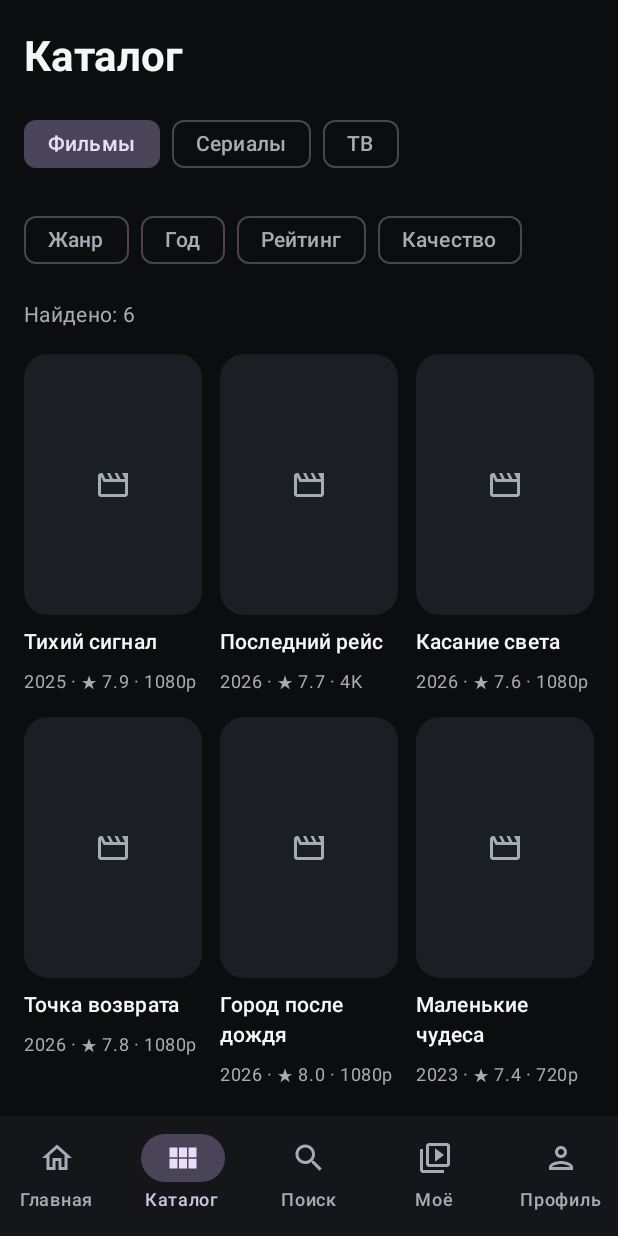
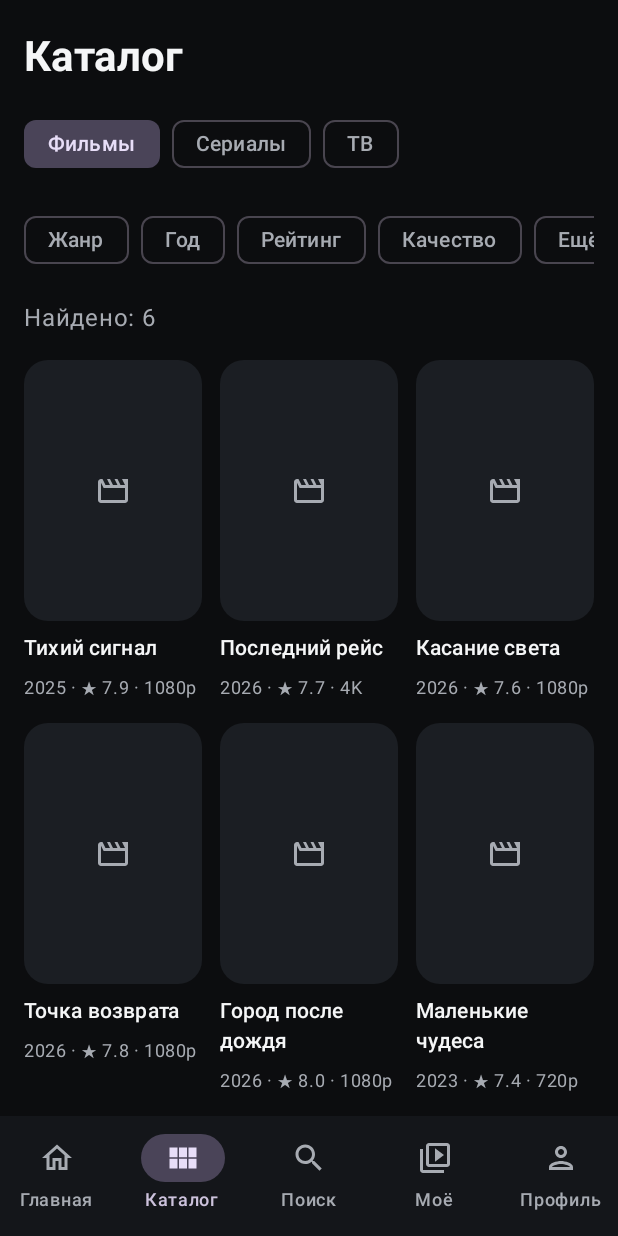
Before and after one commit to KatiSim/Movia, an Android app built with Jetpack Compose: the screen it shows after launch (MainActivity), item 2 of the bottom bar chosen, on a phone screen of 412 x 824 dp. Run offline under Robolectric (Android 15) with nearby library versions, the light colour scheme and no system bars.

Commit message:
catalog: add advanced metadata filters

```diff
--- a/app/src/main/java/app/viora/android/data/catalog/CatalogFilter.kt
+++ b/app/src/main/java/app/viora/android/data/catalog/CatalogFilter.kt
@@ -9,15 +9,43 @@ data class CatalogFilter(
     val recentOnly: Boolean = false,
     val highRatingOnly: Boolean = false,
     val hdOnly: Boolean = false,
-)
+    val country: String? = null,
+    val durationMode: String = "ANY",
+    val newOnly: Boolean = false,
+    val maxAgeRating: Int? = null,
+    val audioLanguage: String? = null,
+    val subtitleLanguage: String? = null,
+) {
+    val advancedCount: Int
+        get() = listOf(
+            country != null,
+            durationMode != "ANY",
+            newOnly,
+            maxAgeRating != null,
+            audioLanguage != null,
+            subtitleLanguage != null,
+        ).count { it }
+}
 
 fun filterCatalog(
     items: List<MediaContent>,
     filter: CatalogFilter,
 ): List<MediaContent> = items.filter { item ->
+    val durationMatches = when (filter.durationMode) {
+        "SHORT" -> item.durationMinutes in 1..100
+        "LONG" -> item.durationMinutes >= 110
+        else -> true
+    }
+
     item.type == filter.type &&
         (!filter.comedyOnly || "Комедия" in item.genres) &&
         (!filter.recentOnly || item.year >= 2020) &&
         (!filter.highRatingOnly || item.rating >= 7.0) &&
-        (!filter.hdOnly || item.quality in setOf("1080p", "4K"))
+        (!filter.hdOnly || item.quality in setOf("1080p", "4K")) &&
+        (filter.country == null || item.country == filter.country) &&
+        durationMatches &&
+        (!filter.newOnly || item.isNew) &&
+        (filter.maxAgeRating == null || item.ageRating <= filter.maxAgeRating) &&
+        (filter.audioLanguage == null || filter.audioLanguage in item.audioLanguages) &&
+        (filter.subtitleLanguage == null || filter.subtitleLanguage in item.subtitleLanguages)
 }
--- a/app/src/main/java/app/viora/android/data/catalog/CatalogRepository.kt
+++ b/app/src/main/java/app/viora/android/data/catalog/CatalogRepository.kt
@@ -12,14 +12,14 @@ interface CatalogRepository {
 object DemoCatalogRepository : CatalogRepository {
     private val catalog = listOf(
         MediaContent("world-border", "Граница миров", ContentType.SERIES, 2026, 8.1, setOf("Фантастика", "Драма"), "Испания", "1080p", 48, true, 95),
-        MediaContent("quiet-signal", "Тихий сигнал", ContentType.MOVIE, 2025, 7.9, setOf("Триллер", "Драма"), "Франция", "1080p", 112, false, 91),
+        MediaContent("quiet-signal", "Тихий сигнал", ContentType.MOVIE, 2025, 7.9, setOf("Триллер", "Драма"), "Франция", "1080p", 112, false, 91, ageRating = 18, audioLanguages = setOf("Original"), subtitleLanguages = setOf("Русский", "English")),
         MediaContent("last-flight", "Последний рейс", ContentType.MOVIE, 2026, 7.7, setOf("Триллер", "Приключения"), "Испания", "4K", 126, true, 88),
         MediaContent("north-wind", "Северный ветер", ContentType.SERIES, 2024, 8.0, setOf("Драма", "Детектив"), "Норвегия", "1080p", 52, false, 90),
         MediaContent("touch-light", "Касание света", ContentType.MOVIE, 2026, 7.6, setOf("Драма", "Мелодрама"), "Италия", "1080p", 108, true, 76),
         MediaContent("zero-orbit", "Нулевая орбита", ContentType.SERIES, 2026, 8.3, setOf("Фантастика", "Триллер"), "США", "4K", 46, true, 99),
-        MediaContent("return-point", "Точка возврата", ContentType.MOVIE, 2026, 7.8, setOf("Фантастика", "Триллер"), "Германия", "1080p", 116, true, 84),
+        MediaContent("return-point", "Точка возврата", ContentType.MOVIE, 2026, 7.8, setOf("Фантастика", "Триллер"), "Германия", "1080p", 116, true, 84, ageRating = 16, audioLanguages = setOf("Original"), subtitleLanguages = setOf("English")),
         MediaContent("rain-city", "Город после дождя", ContentType.MOVIE, 2026, 8.0, setOf("Драма", "Комедия"), "Испания", "1080p", 102, true, 86),
-        MediaContent("small-miracles", "Маленькие чудеса", ContentType.MOVIE, 2023, 7.4, setOf("Комедия", "Семейный"), "Испания", "720p", 94, false, 68),
+        MediaContent("small-miracles", "Маленькие чудеса", ContentType.MOVIE, 2023, 7.4, setOf("Комедия", "Семейный"), "Испания", "720p", 94, false, 68, ageRating = 6, audioLanguages = setOf("Русский", "Original"), subtitleLanguages = setOf("Русский")),
         MediaContent("night-line", "Ночная линия", ContentType.SERIES, 2025, 7.5, setOf("Детектив", "Триллер"), "Великобритания", "1080p", 50, false, 79),
         MediaContent("viora-news", "Viora News", ContentType.TV, 2026, 7.2, setOf("Новости"), "Испания", "1080p", 0, false, 70),
         MediaContent("cinema-live", "Cinema Live", ContentType.TV, 2026, 7.9, setOf("Кино"), "Европа", "1080p", 0, false, 74),
--- a/app/src/main/java/app/viora/android/domain/model/MediaContent.kt
+++ b/app/src/main/java/app/viora/android/domain/model/MediaContent.kt
@@ -18,4 +18,7 @@ data class MediaContent(
     val durationMinutes: Int,
     val isNew: Boolean = false,
     val popularity: Int = 0,
+    val ageRating: Int = 16,
+    val audioLanguages: Set<String> = setOf("Русский", "Original"),
+    val subtitleLanguages: Set<String> = setOf("Русский", "English"),
 )
--- a/app/src/main/java/app/viora/android/ui/catalog/CatalogScreen.kt
+++ b/app/src/main/java/app/viora/android/ui/catalog/CatalogScreen.kt
@@ -6,21 +6,29 @@ import androidx.compose.foundation.layout.Arrangement
 import androidx.compose.foundation.layout.Box
 import androidx.compose.foundation.layout.Column
 import androidx.compose.foundation.layout.PaddingValues
+import androidx.compose.foundation.layout.Row
 import androidx.compose.foundation.layout.fillMaxWidth
 import androidx.compose.foundation.layout.height
+import androidx.compose.foundation.layout.padding
+import androidx.compose.foundation.layout.widthIn
 import androidx.compose.foundation.lazy.LazyRow
 import androidx.compose.foundation.lazy.items
 import androidx.compose.foundation.lazy.grid.GridCells
 import androidx.compose.foundation.lazy.grid.GridItemSpan
 import androidx.compose.foundation.lazy.grid.LazyVerticalGrid
 import androidx.compose.foundation.lazy.grid.items
+import androidx.compose.foundation.rememberScrollState
 import androidx.compose.foundation.shape.RoundedCornerShape
+import androidx.compose.foundation.verticalScroll
 import androidx.compose.material.icons.Icons
 import androidx.compose.material.icons.outlined.Movie
+import androidx.compose.material3.Button
 import androidx.compose.material3.FilterChip
 import androidx.compose.material3.Icon
 import androidx.compose.material3.MaterialTheme
+import androidx.compose.material3.Surface
 import androidx.compose.material3.Text
+import androidx.compose.material3.TextButton
 import androidx.compose.runtime.Composable
 import androidx.compose.runtime.getValue
 import androidx.compose.runtime.mutableStateOf
@@ -34,6 +42,7 @@ import androidx.compose.ui.semantics.semantics
 import androidx.compose.ui.text.font.FontWeight
 import androidx.compose.ui.text.style.TextOverflow
 import androidx.compose.ui.unit.dp
+import androidx.compose.ui.window.Dialog
 import app.viora.android.data.catalog.CatalogFilter
 import app.viora.android.data.catalog.DemoCatalogRepository
 import app.viora.android.data.catalog.filterCatalog
@@ -41,6 +50,7 @@ import app.viora.android.domain.model.ContentType
 import app.viora.android.domain.model.MediaContent
 
 private val contentTypes = ContentType.entries.toList()
+private val countries = listOf("Испания", "США", "Франция", "Германия", "Италия", "Норвегия", "Великобритания")
 
 @Composable
 fun CatalogScreen(
@@ -53,18 +63,29 @@ fun CatalogScreen(
     var recentOnly by rememberSaveable { mutableStateOf(false) }
     var highRatingOnly by rememberSaveable { mutableStateOf(false) }
     var hdOnly by rememberSaveable { mutableStateOf(false) }
+    var country by rememberSaveable { mutableStateOf<String?>(null) }
+    var durationMode by rememberSaveable { mutableStateOf("ANY") }
+    var newOnly by rememberSaveable { mutableStateOf(false) }
+    var maxAgeRating by rememberSaveable { mutableStateOf<Int?>(null) }
+    var audioLanguage by rememberSaveable { mutableStateOf<String?>(null) }
+    var subtitleLanguage by rememberSaveable { mutableStateOf<String?>(null) }
+    var advancedOpen by rememberSaveable { mutableStateOf(false) }
 
     val selectedType = ContentType.valueOf(selectedTypeName)
-    val filtered = filterCatalog(
-        items = DemoCatalogRepository.all(),
-        filter = CatalogFilter(
-            type = selectedType,
-            comedyOnly = comedyOnly,
-            recentOnly = recentOnly,
-            highRatingOnly = highRatingOnly,
-            hdOnly = hdOnly,
-        ),
+    val filter = CatalogFilter(
+        type = selectedType,
+        comedyOnly = comedyOnly,
+        recentOnly = recentOnly,
+        highRatingOnly = highRatingOnly,
+        hdOnly = hdOnly,
+        country = country,
+        durationMode = durationMode,
+        newOnly = newOnly,
+        maxAgeRating = maxAgeRating,
+        audioLanguage = audioLanguage,
+        subtitleLanguage = subtitleLanguage,
     )
+    val filtered = filterCatalog(DemoCatalogRepository.all(), filter)
 
     LazyVerticalGrid(
         columns = GridCells.Adaptive(minSize = 112.dp),
@@ -79,38 +100,49 @@ fun CatalogScreen(
         verticalArrangement = Arrangement.spacedBy(16.dp),
     ) {
         item(span = { GridItemSpan(maxLineSpan) }) {
-            Text("Каталог", style = MaterialTheme.typography.headlineMedium, fontWeight = FontWeight.Bold, color = MaterialTheme.colorScheme.onBackground)
+            Text("Каталог", style = MaterialTheme.typography.headlineMedium, fontWeight = FontWeight.Bold)
         }
-
         item(span = { GridItemSpan(maxLineSpan) }) {
             LazyRow(horizontalArrangement = Arrangement.spacedBy(8.dp)) {
                 items(contentTypes) { type ->
-                    FilterChip(
-                        selected = selectedType == type,
-                        onClick = { selectedTypeName = type.name },
-                        label = { Text(type.label) },
-                    )
+                    FilterChip(selected = selectedType == type, onClick = { selectedTypeName = type.name }, label = { Text(type.label) })
                 }
             }
         }
-
         item(span = { GridItemSpan(maxLineSpan) }) {
             LazyRow(horizontalArrangement = Arrangement.spacedBy(8.dp), contentPadding = PaddingValues(end = 8.dp)) {
                 item { FilterChip(selected = comedyOnly, onClick = { comedyOnly = !comedyOnly }, label = { Text(if (comedyOnly) "✓ Комедия" else "Жанр") }) }
                 item { FilterChip(selected = recentOnly, onClick = { recentOnly = !recentOnly }, label = { Text(if (recentOnly) "2020–2026" else "Год") }) }
                 item { FilterChip(selected = highRatingOnly, onClick = { highRatingOnly = !highRatingOnly }, label = { Text(if (highRatingOnly) "★ 7+" else "Рейтинг") }) }
                 item { FilterChip(selected = hdOnly, onClick = { hdOnly = !hdOnly }, label = { Text(if (hdOnly) "HD+" else "Качество") }) }
+                item {
+                    FilterChip(
+                        selected = filter.advancedCount > 0,
+                        onClick = { advancedOpen = true },
+                        label = { Text(if (filter.advancedCount > 0) "Ещё · ${filter.advancedCount}" else "Ещё") },
+                    )
+                }
             }
         }
-
         item(span = { GridItemSpan(maxLineSpan) }) {
-            Text(
-                text = "Найдено: ${filtered.size}",
-                style = MaterialTheme.typography.bodyMedium,
-                color = MaterialTheme.colorScheme.onSurfaceVariant,
-            )
+            Row(verticalAlignment = Alignment.CenterVertically) {
+                Text("Найдено: ${filtered.size}", modifier = Modifier.weight(1f), color = MaterialTheme.colorScheme.onSurfaceVariant)
+                if (filter.advancedCount > 0 || comedyOnly || recentOnly || highRatingOnly || hdOnly) {
+                    TextButton(onClick = {
+                        comedyOnly = false
+                        recentOnly = false
+                        highRatingOnly = false
+                        hdOnly = false
+                        country = null
+                        durationMode = "ANY"
+                        newOnly = false
+                        maxAgeRating = null
+                        audioLanguage = null
+                        subtitleLanguage = null
+                    }) { Text("Сбросить") }
+                }
+            }
         }
-
         if (filtered.isEmpty()) {
             item(span = { GridItemSpan(maxLineSpan) }) {
                 Column(verticalArrangement = Arrangement.spacedBy(8.dp)) {
@@ -119,8 +151,95 @@ fun CatalogScreen(
                 }
             }
         } else {
-            items(filtered, key = { it.id }) { item ->
-                CatalogMediaCard(item, onClick = { onOpenDetails(item.title) })
+            items(filtered, key = { it.id }) { item -> CatalogMediaCard(item, onClick = { onOpenDetails(item.title) }) }
+        }
+    }
+
+    if (advancedOpen) {
+        AdvancedFiltersDialog(
+            country = country,
+            durationMode = durationMode,
+            newOnly = newOnly,
+            maxAgeRating = maxAgeRating,
+            audioLanguage = audioLanguage,
+            subtitleLanguage = subtitleLanguage,
+            onCountry = { country = it },
+            onDuration = { durationMode = it },
+            onNewOnly = { newOnly = it },
+            onAge = { maxAgeRating = it },
+            onAudio = { audioLanguage = it },
+            onSubtitles = { subtitleLanguage = it },
+            onReset = {
+                country = null
+                durationMode = "ANY"
+                newOnly = false
+                maxAgeRating = null
+                audioLanguage = null
+                subtitleLanguage = null
+            },
+            onDismiss = { advancedOpen = false },
+        )
+    }
+}
+
+@Composable
+private fun AdvancedFiltersDialog(
+    country: String?,
+    durationMode: String,
+    newOnly: Boolean,
+    maxAgeRating: Int?,
+    audioLanguage: String?,
+    subtitleLanguage: String?,
+    onCountry: (String?) -> Unit,
+    onDuration: (String) -> Unit,
+    onNewOnly: (Boolean) -> Unit,
+    onAge: (Int?) -> Unit,
+    onAudio: (String?) -> Unit,
+    onSubtitles: (String?) -> Unit,
+    onReset: () -> Unit,
+    onDismiss: () -> Unit,
+) {
+    Dialog(onDismissRequest = onDismiss) {
+        Surface(
+            modifier = Modifier.fillMaxWidth().widthIn(max = 560.dp),
+            shape = RoundedCornerShape(24.dp),
+            color = MaterialTheme.colorScheme.surface,
+        ) {
+            Column(
+                modifier = Modifier.padding(20.dp).verticalScroll(rememberScrollState()),
+                verticalArrangement = Arrangement.spacedBy(18.dp),
+            ) {
+                Text("Расширенные фильтры", style = MaterialTheme.typography.headlineSmall, fontWeight = FontWeight.Bold)
+                AdvancedChoice("Страна", listOf<String?>(null) + countries, country, onCountry) { it ?: "Все" }
+                AdvancedChoice("Длительность", listOf("ANY", "SHORT", "LONG"), durationMode, onDuration) {
+                    when (it) { "SHORT" -> "≤100 мин"; "LONG" -> "≥110 мин"; else -> "Любая" }
+                }
+                AdvancedChoice("Возраст", listOf<Int?>(null, 6, 12, 16, 18), maxAgeRating, onAge) { it?.let { age -> "до $age+" } ?: "Любой" }
+                AdvancedChoice("Аудио", listOf<String?>(null, "Русский", "Original"), audioLanguage, onAudio) { it ?: "Любое" }
+                AdvancedChoice("Субтитры", listOf<String?>(null, "Русский", "English"), subtitleLanguage, onSubtitles) { it ?: "Любые" }
+                FilterChip(selected = newOnly, onClick = { onNewOnly(!newOnly) }, label = { Text("Только новинки") })
+                Row(modifier = Modifier.fillMaxWidth(), horizontalArrangement = Arrangement.End) {
+                    TextButton(onClick = onReset) { Text("Сбросить") }
+                    Button(onClick = onDismiss) { Text("Готово") }
+                }
+            }
+        }
+    }
+}
+
+@Composable
+private fun <T> AdvancedChoice(
+    title: String,
+    options: List<T>,
+    selected: T,
+    onSelected: (T) -> Unit,
+    label: (T) -> String,
+) {
+    Column(verticalArrangement = Arrangement.spacedBy(8.dp)) {
+        Text(title, style = MaterialTheme.typography.titleSmall, fontWeight = FontWeight.SemiBold)
+        LazyRow(horizontalArrangement = Arrangement.spacedBy(8.dp)) {
+            items(options) { option ->
+                FilterChip(selected = option == selected, onClick = { onSelected(option) }, label = { Text(label(option)) })
             }
         }
     }
@@ -139,10 +258,8 @@ private fun CatalogMediaCard(item: MediaContent, onClick: () -> Unit) {
         Box(
             modifier = Modifier.fillMaxWidth().height(174.dp).clip(RoundedCornerShape(16.dp)).background(MaterialTheme.colorScheme.surfaceVariant),
             contentAlignment = Alignment.Center,
-        ) {
-            Icon(Icons.Outlined.Movie, contentDescription = null, tint = MaterialTheme.colorScheme.onSurfaceVariant)
-        }
-        Text(item.title, style = MaterialTheme.typography.titleSmall, fontWeight = FontWeight.SemiBold, color = MaterialTheme.colorScheme.onBackground, maxLines = 2, overflow = TextOverflow.Ellipsis)
+        ) { Icon(Icons.Outlined.Movie, contentDescription = null, tint = MaterialTheme.colorScheme.onSurfaceVariant) }
+        Text(item.title, style = MaterialTheme.typography.titleSmall, fontWeight = FontWeight.SemiBold, maxLines = 2, overflow = TextOverflow.Ellipsis)
         Text("${item.year} · ★ ${item.rating} · ${item.quality}", style = MaterialTheme.typography.bodySmall, color = MaterialTheme.colorScheme.onSurfaceVariant, maxLines = 1, overflow = TextOverflow.Ellipsis)
     }
 }
```
Also changed, not shown: 1 other file.
